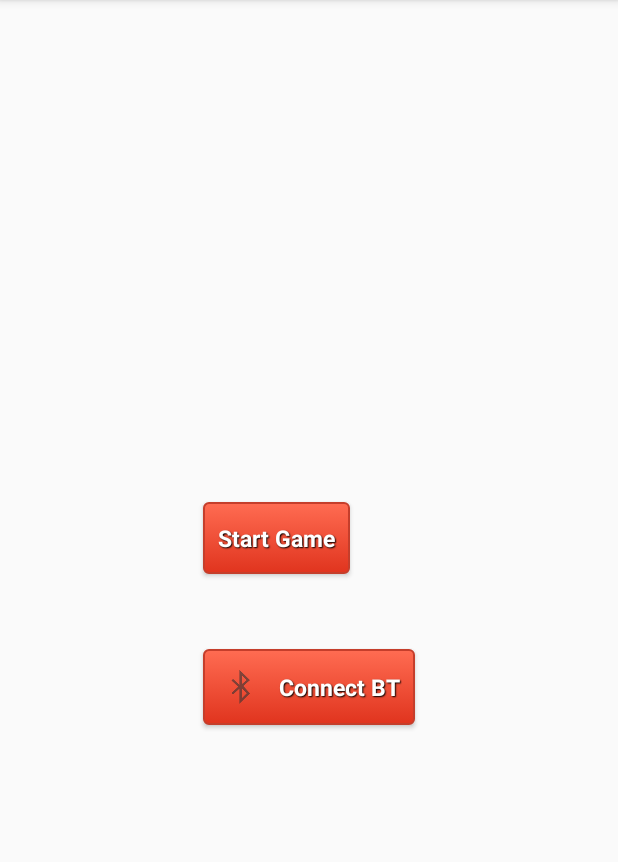
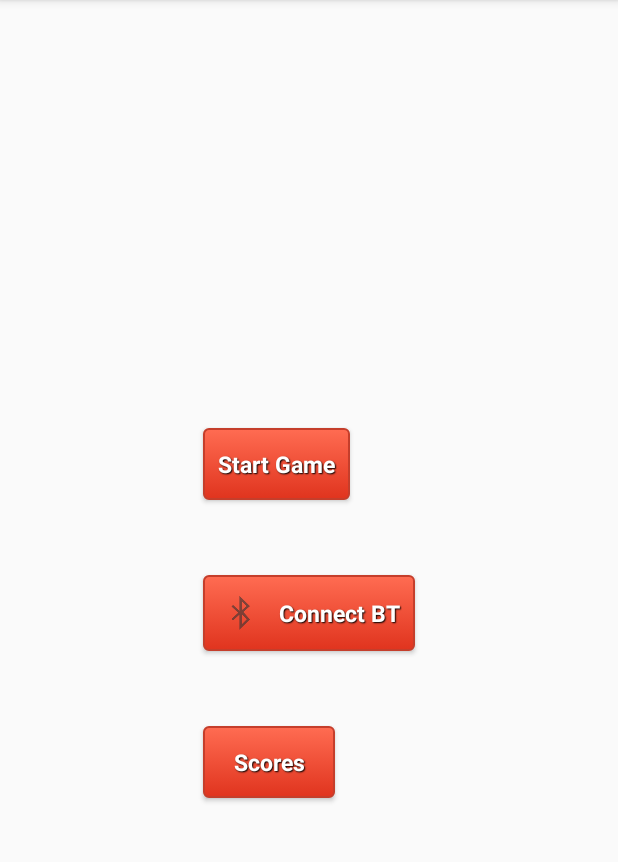
Before and after one commit to peanutwolf/Elegion, an Android app: the screen it shows after launch (GrushaMainActivity), on a phone screen of 412 x 824 dp, the part 84-946 px from its top. Run offline under Robolectric (Android 15) with nearby library versions, the phone set to English and light mode, and no system bars.

Commit message:
[+] ScoreListView added

```diff
--- a/GrushaHit/app/src/main/java/com/vigursky/grushahit/views/MainMenuFragment.java
+++ b/GrushaHit/app/src/main/java/com/vigursky/grushahit/views/MainMenuFragment.java
@@ -22,6 +22,7 @@ public class MainMenuFragment extends Fragment implements SpeedSelectionDialog.S
 
     private Button gameButton;
     private Button btDeviceButton;
+    private Button scoresButton;
 
     private static final String TAG = MainMenuFragment.class.getSimpleName();
 
@@ -34,8 +35,9 @@ public class MainMenuFragment extends Fragment implements SpeedSelectionDialog.S
                              Bundle savedInstanceState) {
         View view = inflater.inflate(R.layout.main_menu_fragment, container, false);
 
-        gameButton = (Button)view.findViewById(R.id.gameButton);
-        btDeviceButton = (Button)view.findViewById(R.id.btDevicesButton);
+        gameButton = (Button)view.findViewById(R.id.btn_game_start);
+        btDeviceButton = (Button)view.findViewById(R.id.btn_btdevice_list);
+        scoresButton = (Button)view.findViewById(R.id.btn_score_list);
 
         gameButton.setOnClickListener(new View.OnClickListener() {
             @Override
@@ -59,6 +61,21 @@ public class MainMenuFragment extends Fragment implements SpeedSelectionDialog.S
                 ft.commit();
             }
         });
+
+
+        scoresButton.setOnClickListener(new View.OnClickListener() {
+            @Override
+            public void onClick(View v) {
+                Log.d(TAG, "btDeviceButton pressed");
+                FragmentTransaction ft = getActivity().getFragmentManager().beginTransaction();
+
+                ft.replace(R.id.main_view_fragment, new ScoresFragment());
+                ft.addToBackStack(null);
+                ft.commit();
+            }
+        });
+
+
         return view;
     }
 
--- a/GrushaHit/app/src/main/res/layout/main_menu_fragment.xml
+++ b/GrushaHit/app/src/main/res/layout/main_menu_fragment.xml
@@ -10,7 +10,7 @@
         android:layout_height="wrap_content"
         android:layout_marginTop="50dp"
         android:text="Start Game"
-        android:id="@+id/gameButton"/>
+        android:id="@+id/btn_game_start"/>
 
     <Button
         style="@style/btnStyleOrange"
@@ -20,7 +20,16 @@
         android:text="Connect BT"
         android:drawableLeft="@drawable/ic_action"
         android:drawablePadding="10dp"
-        android:id="@+id/btDevicesButton"
-        android:layout_below="@+id/gameButton"/>
+        android:id="@+id/btn_btdevice_list"
+        android:layout_below="@id/btn_game_start"/>
+
+    <Button
+        style="@style/btnStyleOrange"
+        android:layout_width="wrap_content"
+        android:layout_height="wrap_content"
+        android:layout_marginTop="50dp"
+        android:text="Scores"
+        android:id="@+id/btn_score_list"
+        android:layout_below="@id/btn_btdevice_list"/>
 
 </RelativeLayout>
--- a/GrushaHit/app/src/main/res/values/strings.xml
+++ b/GrushaHit/app/src/main/res/values/strings.xml
@@ -4,4 +4,7 @@
     <string name="str_init_speed_txt">Select speed</string>
     <string name="str_speed_val">Medium</string>
 
+<!-- TODO: Remove or change this placeholder text -->
+    <string name="hello_blank_fragment">Hello blank fragment</string>
+
 </resources>
```
Also changed, not shown: GrushaHit/app/src/main/java/com/vigursky/grushahit/models/UserModel.java (added, +22 -0 lines), GrushaHit/app/src/main/java/com/vigursky/grushahit/utils/ScoreSaver.java (added, +53 -0 lines), GrushaHit/app/src/main/java/com/vigursky/grushahit/utils/Speed.java (+6 -5 lines), GrushaHit/app/src/main/java/com/vigursky/grushahit/views/MainGameFragment.java (+7 -4 lines), GrushaHit/app/src/main/java/com/vigursky/grushahit/views/ScoresFragment.java (added, +48 -0 lines), GrushaHit/app/src/main/java/com/vigursky/grushahit/views/adapters/UserScoreAdapter.java (added, +67 -0 lines), GrushaHit/app/src/main/java/com/vigursky/grushahit/views/dialogs/ScoreConfirmDialog.java (+5 -5 lines), GrushaHit/app/src/main/res/layout/fr_scores_list.xml (added, +12 -0 lines), GrushaHit/app/src/main/res/layout/score_list_item.xml (added, +46 -0 lines).
